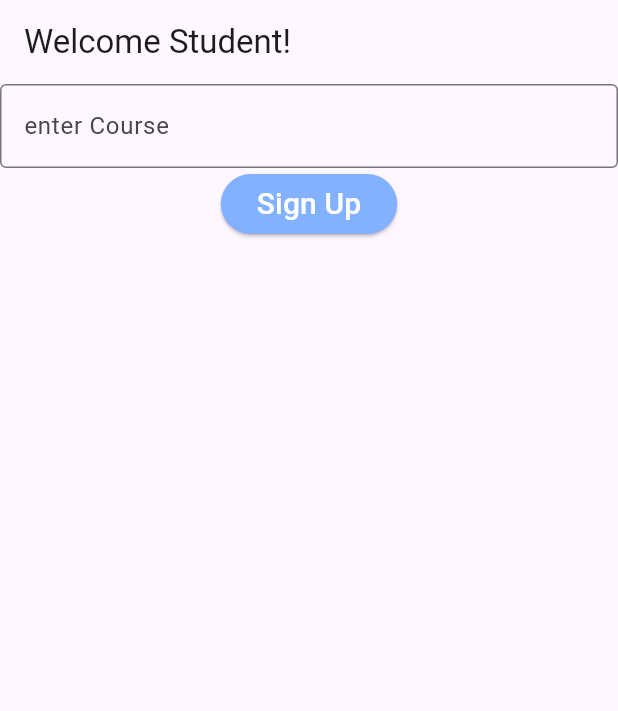
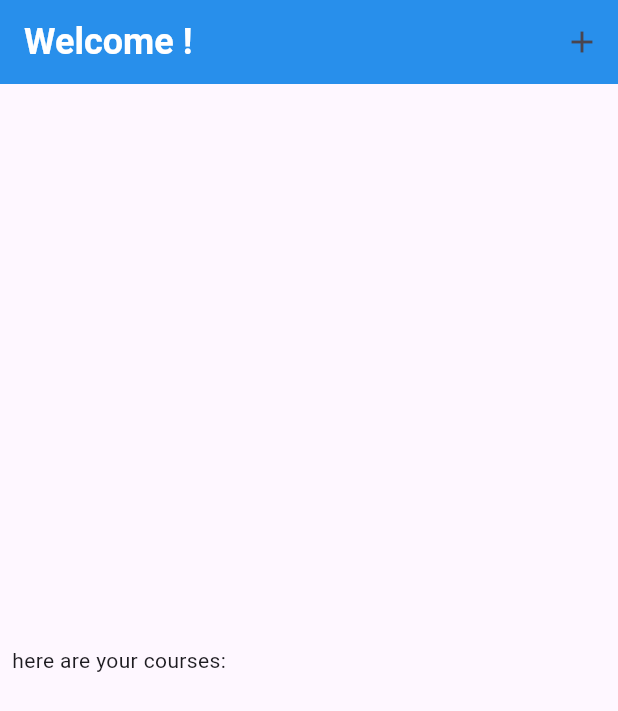
Before and after one commit to SirmcChad/Teacher-assign, a Flutter app: the screen it shows once a user with an empty profile is signed in, on a phone screen of 412 x 824 dp. Shown: the top 711 px of the screen. Run offline on Flutter 3.47's test engine with Material 3 defaults, Android fonts, the phone set to English and light mode, and no system bars; our stand-ins replace cloud_firestore, firebase_auth, firebase_core, flutter_spinkit; accounts and stored records are empty.

Commit message:
List<dynamic>

```diff
--- a/lib/home_pages/StudentHome.dart
+++ b/lib/home_pages/StudentHome.dart
@@ -1,10 +1,12 @@
 import 'package:flutter/material.dart';
 import 'package:teacher_assign/services/database_services.dart';
+import 'package:teacher_assign/shared/custom_loading.dart';
 import 'package:teacher_assign/shared/custom_text_field.dart';
 import 'package:provider/provider.dart';
 import 'package:cloud_firestore/cloud_firestore.dart';
 import 'package:firebase_auth/firebase_auth.dart';
 import 'package:teacher_assign/models/StudentModel.dart';
+import 'package:teacher_assign/cards/course_card.dart';
 
 class Student extends StatefulWidget {
   const Student({Key? key}) : super(key: key);
@@ -18,11 +20,11 @@ class _StudentState extends State<Student> {
 
   void addCourse(BuildContext context){
     String courseName = 'default name';
-    final user = Provider.of<User?>(context);
     final TextEditingController _textFieldController = TextEditingController();
 
 
     showDialog(context: context, builder: (BuildContext context){
+      final user = Provider.of<User?>(context);
       return AlertDialog(
         title: Text('create a course'),
         content: Column(
@@ -41,10 +43,10 @@ class _StudentState extends State<Student> {
                         services.addStudentToCourse(courseUid, user!.uid);
                       }
                       else{
-                        //TODO Does not exist
+                        print("Does not exist");
                       }
                     } catch(e){
-                      //TODO Print error network or something else
+                      print("Error");
                     }
                   },
                   child: Text("Add course")
@@ -60,46 +62,63 @@ class _StudentState extends State<Student> {
       );
     });
 
-    setState(() {
-
-    });
-
   }
 
   String courseChoice = '';
 
   @override
   Widget build(BuildContext context) {
-
+    List<dynamic> coursesList = [];
     final user = Provider.of<User?>(context);
 
     return StreamBuilder<StudentModel>(
       stream: services.getStudentData(user!.uid),
       builder: (context, snapshot) {
-        return Scaffold(
-          appBar: AppBar(title: Text('Welcome Student!'),), // we should show their name here yeah?
-          body: Center(
-            child: Column(
-              children: [
-                CustomTextField(title: 'enter Course', initialValue: courseChoice, onChange: (val){courseChoice = val;}),
-                ElevatedButton(
-                  onPressed: ()async {
-                    // there needs to be a provider that updates each time ther is a new course
+        if (snapshot.hasData){
+          coursesList = snapshot.data!.courses;
+          return Scaffold(
+            appBar: AppBar(
+              title: Text('Welcome ${snapshot.data!.name}!'),
+              titleTextStyle: TextStyle(
+                color: Colors.white,
+                fontSize: 24,
+                fontWeight: FontWeight.bold,
+              ),
+              backgroundColor: Colors.blue,
+              elevation: 5,
+              actions: [
+                IconButton(
+                  icon: Icon(Icons.add),
+                  onPressed: () {
+                    setState(() {
+                      addCourse(context);
+                    });
                   },
-                  style: ElevatedButton.styleFrom(
-                    backgroundColor: Colors.blueAccent[100],
-                  ),
-                  child: Text('Sign Up',
-                    style: TextStyle(
-                        fontSize: 20,
-                        color: Colors.white
-                    ),
-                  ),
                 ),
               ],
             ),
-          ),
-        );
+            body: Center(
+              child: Padding(
+                padding: const EdgeInsets.all(8.0),
+                child: Center(
+                  child: Row(
+                    children: [
+                      Text('here are your courses:'),
+                      Column(
+
+                        children: coursesList.map((e) => CourseCard(courseName: e.courseSubject)).toList(),
+                      ),
+                    ],
+                  ),
+                ),
+              ),
+            ),
+          );
+        }
+
+        else{
+          return Loading();
+        }
       }
     );
   }
--- a/lib/home_pages/TeacherHome.dart
+++ b/lib/home_pages/TeacherHome.dart
@@ -70,7 +70,7 @@ class _TeacherState extends State<Teacher> {
   @override
   Widget build(BuildContext context) {
 
-    List<CourseModel> coursesList = [];
+    List<dynamic> coursesList = [];
     final user = Provider.of<User?>(context);
 
 
--- a/lib/models/CourseModel.dart
+++ b/lib/models/CourseModel.dart
@@ -2,7 +2,7 @@ import 'StudentModel.dart';
 
 class CourseModel {
   String uid;
-  List<StudentModel> students;
+  List<dynamic> students;
   String courseSubject;
   int numberOfTasks;
 
--- a/lib/models/StudentModel.dart
+++ b/lib/models/StudentModel.dart
@@ -3,7 +3,7 @@ import 'CourseModel.dart';
 class StudentModel {
   String uid;
   String name;
-  List<CourseModel> courses;
+  List<dynamic> courses;
 
   StudentModel({required this.uid,required this.name , required this.courses});
 
--- a/lib/models/TeacherModel.dart
+++ b/lib/models/TeacherModel.dart
@@ -3,7 +3,7 @@ import 'CourseModel.dart';
 class TeacherModel {
   String uid;
   String name;
-  List<CourseModel> courses;
+  List<dynamic> courses;
 
   TeacherModel({required this.uid, required this.name,required this.courses});
 
--- a/lib/services/database_services.dart
+++ b/lib/services/database_services.dart
@@ -123,6 +123,7 @@ class DatabaseServices{
     return courseCollection.doc(uid).snapshots().map(_courseModelFromSnapshot);
   }
   Stream<TeacherModel> getTeacherData(String uid){
+    print("You are getting teacher data");
     return teacherCollection.doc(uid).snapshots().map(_teacherModelFromSnapshot);
   }
 }
```
